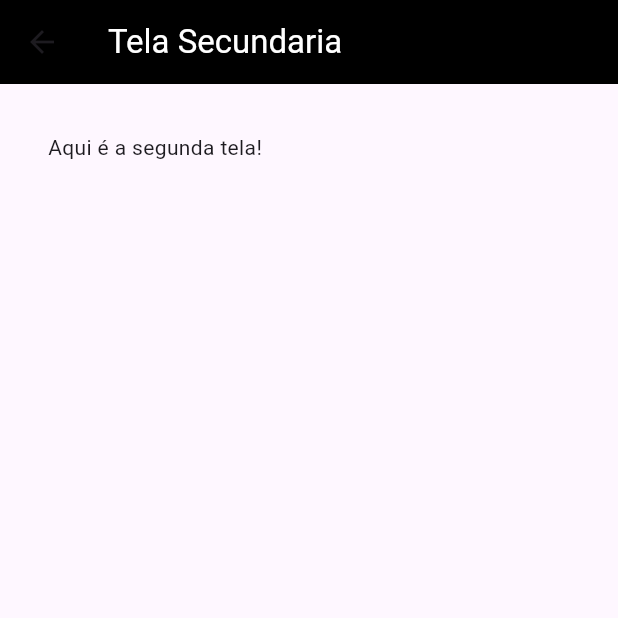
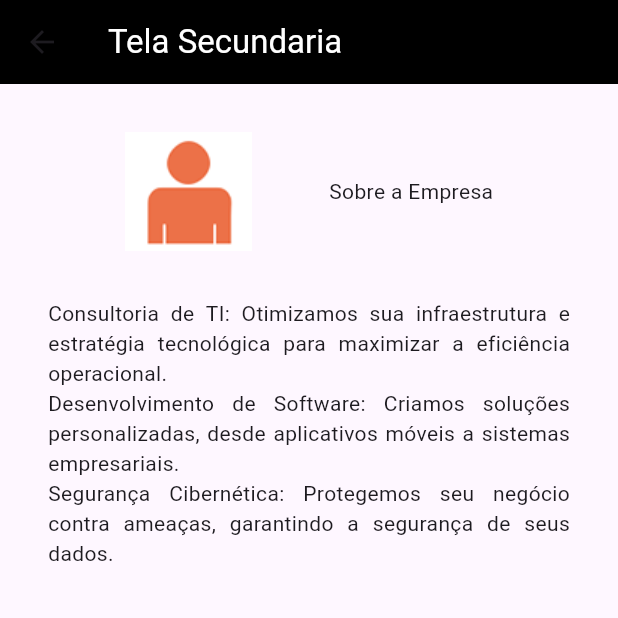
Before and after one commit to douglaskks/app_atmconsultoria, a Flutter app: the telaSecundaria screen opened directly, on a phone screen of 412 x 824 dp, the top half of it. Run offline on Flutter 3.47's test engine with Material 3 defaults, Android fonts, the phone set to English and light mode, and no system bars.

```diff
--- a/lib/telaSecundaria.dart
+++ b/lib/telaSecundaria.dart
@@ -20,12 +20,34 @@ class _telaSecundariaState extends State<telaSecundaria> {
           ),
           backgroundColor: Colors.black,
         ),
-      body: Container(
+        body: SingleChildScrollView(
           padding: EdgeInsets.all(32),
           child: Column(
-          children: <Widget>[Text("Aqui é a segunda tela!")],
+            mainAxisAlignment: MainAxisAlignment.center,
+            children: <Widget>[
+              Row(
+                crossAxisAlignment: CrossAxisAlignment.center,
+                mainAxisAlignment: MainAxisAlignment.spaceEvenly,
+                children: <Widget>[
+                  Image.asset("images/detalhe_empresa.png"),
+                  Text("Sobre a Empresa")
+                ],
               ),
+              Padding(padding: EdgeInsets.only(top: 32)),
+              Text(
+                "Consultoria de TI: Otimizamos sua infraestrutura e estratégia tecnológica para maximizar a eficiência operacional.",
+                textAlign: TextAlign.justify,
               ),
-    );
+              Text(
+                "Desenvolvimento de Software: Criamos soluções personalizadas, desde aplicativos móveis a sistemas empresariais.",
+                textAlign: TextAlign.justify,
+              ),
+              Text(
+                "Segurança Cibernética: Protegemos seu negócio contra ameaças, garantindo a segurança de seus dados.",
+                textAlign: TextAlign.justify,
+              )
+            ],
+          ),
+        ));
   }
 }
```
Also changed, not shown: lib/telaPrincipal.dart (+24 -16 lines). Lines whose indentation alone changed are shown as unchanged.
